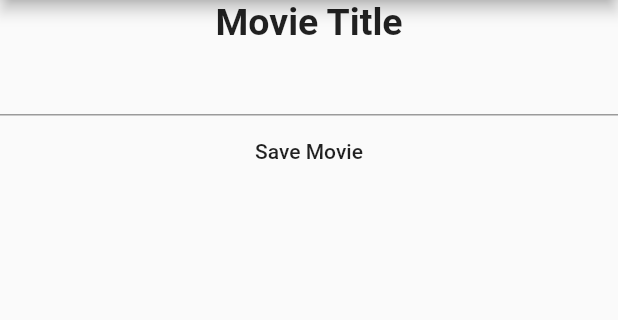
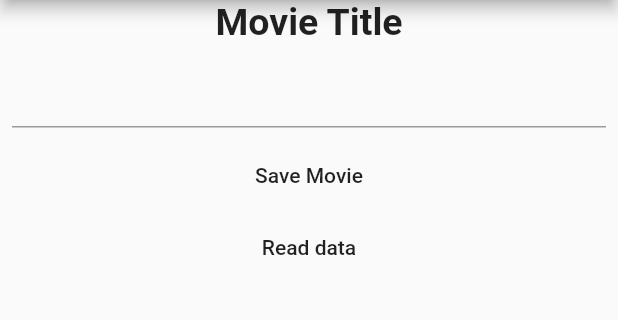
Before and after one commit to ayushgoswamiabr/Firebase_database, a Flutter app: the screen it shows after launch, on a phone screen of 412 x 824 dp, the part 84-404 px from its top. Run offline on Flutter 3.47's test engine with Material 2 defaults, Android fonts, the light colour scheme and no system bars; our stand-ins replace firebase_core, firebase_database; accounts and stored records are empty.

Commit message:
added read button

```diff
--- a/lib/CustomDatabase.dart
+++ b/lib/CustomDatabase.dart
@@ -10,9 +10,11 @@ class CustomDatabase extends StatefulWidget {
 }
 
 class _CustomDatabaseState extends State<CustomDatabase> {
+  List lists;
   final referncedatabase = FirebaseDatabase.instance;
   final moviename = 'Movie Title';
   final moviecontroller = TextEditingController();
+  String movieName;
   @override
   Widget build(BuildContext context) {
     final ref = referncedatabase.reference();
@@ -29,10 +31,15 @@ class _CustomDatabaseState extends State<CustomDatabase> {
                     textAlign: TextAlign.center,
                     style: TextStyle(fontSize: 25, fontWeight: FontWeight.bold),
                   ),
-                  TextField(
+                  Padding(
+                    padding: const EdgeInsets.all(8.0),
+                    child: TextField(
                       controller: moviecontroller,
                       textAlign: TextAlign.center,
                     ),
+                  ),
+                  Column(
+                    children: [
                       FlatButton(
                         onPressed: () {
                           ref
@@ -41,10 +48,25 @@ class _CustomDatabaseState extends State<CustomDatabase> {
                               .child(moviename)
                               .set(moviecontroller.text)
                               .asStream();
+
                           moviecontroller.clear();
                         },
                         child: Text("Save Movie"),
-                  )
+                      ),
+                      SizedBox(
+                        width: 30,
+                      ),
+                      FlatButton(
+                        onPressed: () {
+                          ref.once().then((DataSnapshot snapshot) {
+                            Map<dynamic, dynamic> values = snapshot.value;
+                            print(values);
+                          });
+                        },
+                        child: Text("Read data"),
+                      ),
+                    ],
+                  ),
                 ],
               ),
             )
```
Lines whose indentation alone changed are shown as unchanged.
